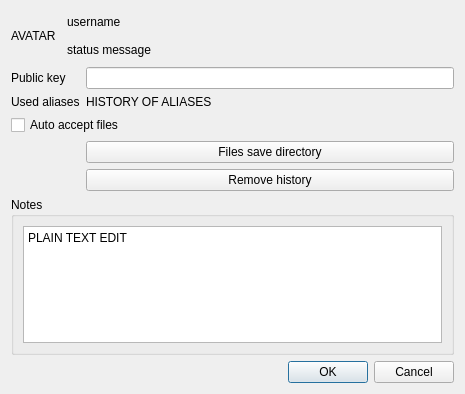
First picture: the form in src/widget/about/aboutuser.ui, repository qTox/qTox, before the edit.
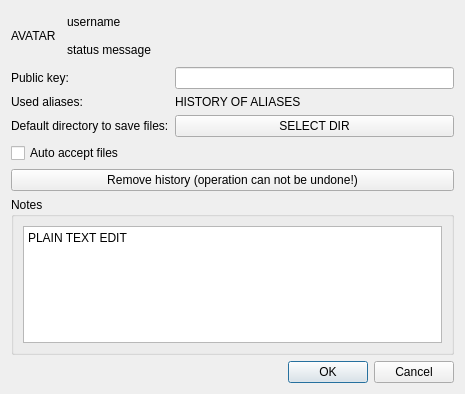
Second picture: the form after the edit.

Commit message: Improve layout in aboutUser window

The edit to the form file:
```diff
--- a/src/widget/about/aboutuser.ui
+++ b/src/widget/about/aboutuser.ui
@@ -79,13 +79,16 @@
    </item>
    <item>
     <layout class="QFormLayout" name="formLayout">
+     <property name="labelAlignment">
+      <set>Qt::AlignLeading|Qt::AlignLeft|Qt::AlignVCenter</set>
+     </property>
      <item row="0" column="0">
       <widget class="QLabel" name="label_5">
        <property name="layoutDirection">
         <enum>Qt::LeftToRight</enum>
        </property>
        <property name="text">
-        <string>Public key</string>
+        <string>Public key:</string>
        </property>
       </widget>
      </item>
@@ -111,7 +114,7 @@
      <item row="1" column="0">
       <widget class="QLabel" name="label_4">
        <property name="text">
-        <string>Used aliases</string>
+        <string>Used aliases:</string>
        </property>
       </widget>
      </item>
@@ -125,29 +128,36 @@
        </property>
       </widget>
      </item>
-     <item row="2" column="0" colspan="2">
+     <item row="2" column="1">
+      <widget class="QPushButton" name="selectSaveDir">
+       <property name="text">
+        <string>SELECT DIR</string>
+       </property>
+      </widget>
+     </item>
+     <item row="2" column="0">
+      <widget class="QLabel" name="label">
+       <property name="text">
+        <string>Default directory to save files:</string>
+       </property>
+      </widget>
+     </item>
+     <item row="3" column="0" colspan="2">
       <widget class="QCheckBox" name="autoaccept">
        <property name="text">
         <string>Auto accept files</string>
        </property>
       </widget>
      </item>
-     <item row="4" column="1">
-      <widget class="QPushButton" name="removeHistory">
-       <property name="text">
-        <string>Remove history</string>
-       </property>
-      </widget>
-     </item>
-     <item row="3" column="1">
-      <widget class="QPushButton" name="selectSaveDir">
-       <property name="text">
-        <string>Files save directory</string>
-       </property>
-      </widget>
-     </item>
     </layout>
    </item>
+   <item>
+    <widget class="QPushButton" name="removeHistory">
+     <property name="text">
+      <string>Remove history (operation can not be undone!)</string>
+     </property>
+    </widget>
+   </item>
    <item>
     <widget class="QGroupBox" name="groupBox">
      <property name="title">
```
